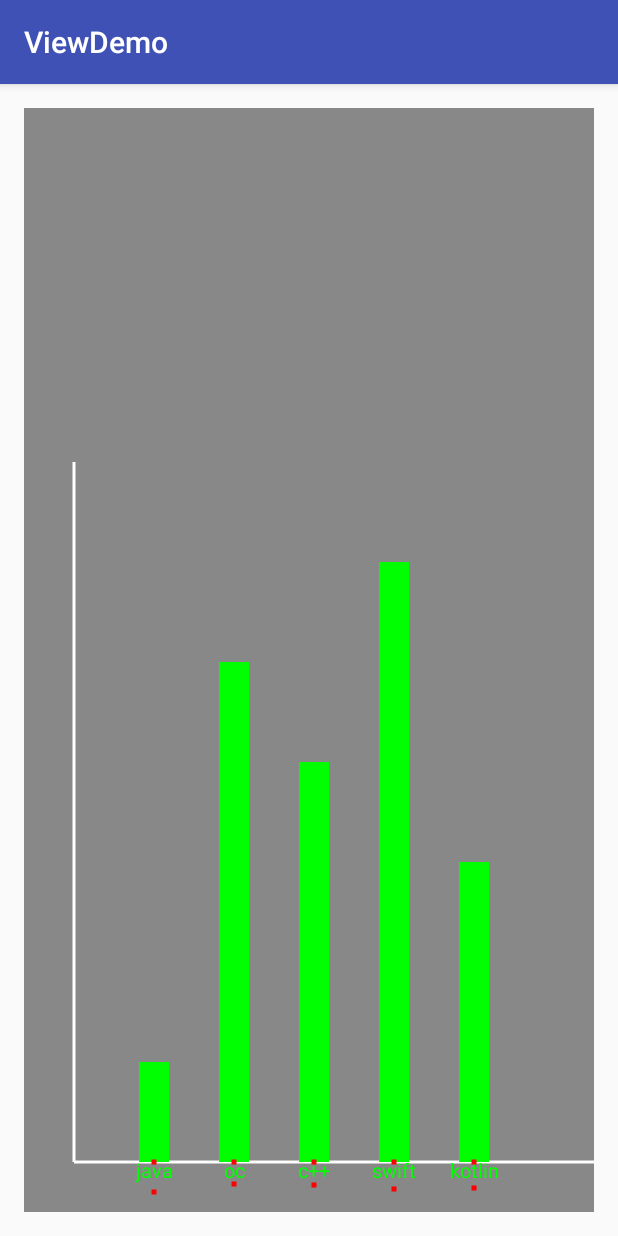
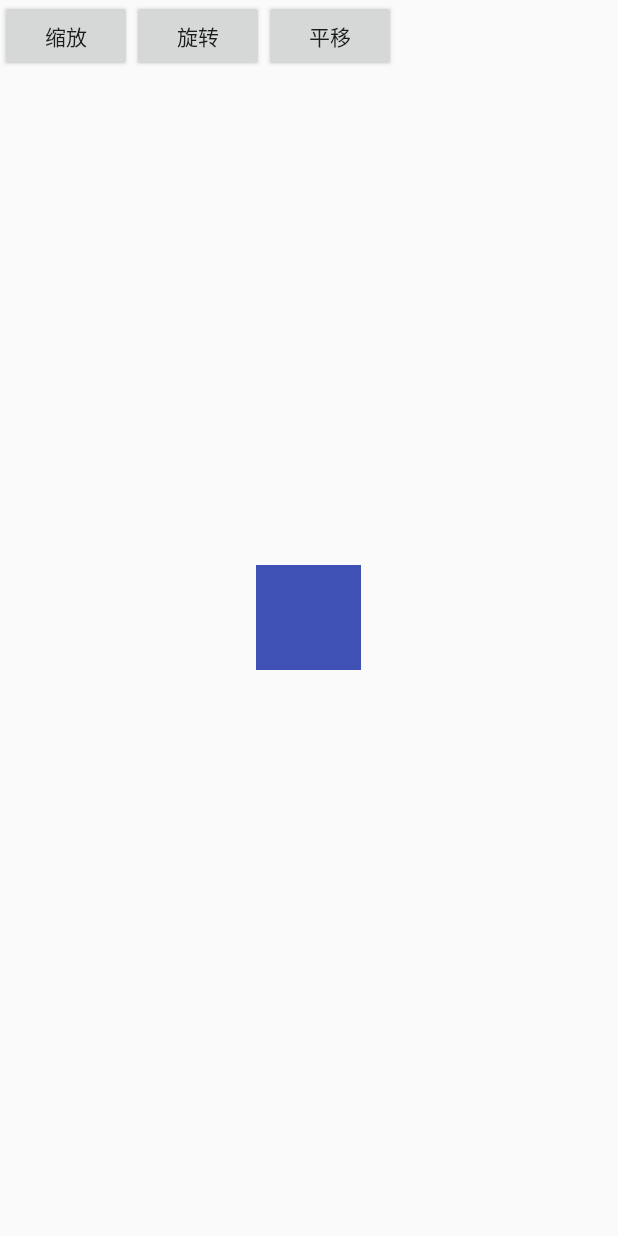
Before and after one commit to ysemylord/PracticeAll, an Android app: the screen it shows after launch (MainActivity before the commit, AnimationActivity after it), on a phone screen of 412 x 824 dp. Run offline under Robolectric (Android 15) with nearby library versions, the phone set to English and light mode, and no system bars.

Commit message:
视图动画练习

```diff
--- a/MyApplication/ViewDemo/app/build.gradle
+++ b/MyApplication/ViewDemo/app/build.gradle
@@ -21,6 +21,8 @@ android {
 
 dependencies {
     compile fileTree(dir: 'libs', include: ['*.jar'])
+    compile 'com.android.support:appcompat-v7:25.1.0'
+    compile 'com.android.support.constraint:constraint-layout:1.0.2'
+    compile 'com.android.support:design:25.3.1'
     testCompile 'junit:junit:4.12'
-    compile 'com.android.support:appcompat-v7:25.1.0'
 }
--- /dev/null
+++ b/MyApplication/ViewDemo/app/src/main/res/layout/activity_animation.xml
@@ -0,0 +1,39 @@
+<?xml version="1.0" encoding="utf-8"?>
+<RelativeLayout xmlns:android="http://schemas.android.com/apk/res/android"
+    xmlns:app="http://schemas.android.com/apk/res-auto"
+    xmlns:tools="http://schemas.android.com/tools"
+    android:layout_width="match_parent"
+    android:layout_height="match_parent"
+    tools:context="com.test.viewdemo.AnimationActivity">
+<LinearLayout
+    android:layout_width="match_parent"
+    android:layout_height="wrap_content">
+    <Button
+        android:text="缩放"
+        android:onClick="scale"
+        android:layout_width="wrap_content"
+        android:layout_height="wrap_content" />
+
+    <Button
+        android:text="旋转"
+        android:onClick="rotate"
+        android:layout_width="wrap_content"
+        android:layout_height="wrap_content" />
+
+
+    <Button
+        android:text="平移"
+        android:onClick="tranlate"
+        android:layout_width="wrap_content"
+        android:layout_height="wrap_content" />
+</LinearLayout>
+
+    <View
+        android:id="@+id/center_view"
+        android:layout_width="70dp"
+        android:layout_height="70dp"
+        android:layout_centerInParent="true"
+        android:background="@color/colorPrimary"></View>
+
+
+</RelativeLayout>
--- a/MyApplication/ViewDemo/app/src/main/res/values/dimens.xml
+++ b/MyApplication/ViewDemo/app/src/main/res/values/dimens.xml
@@ -2,4 +2,5 @@
     <!-- Default screen margins, per the Android Design guidelines. -->
     <dimen name="activity_horizontal_margin">16dp</dimen>
     <dimen name="activity_vertical_margin">16dp</dimen>
+    <dimen name="fab_margin">16dp</dimen>
 </resources>
--- a/MyApplication/ViewDemo/app/src/main/res/values/strings.xml
+++ b/MyApplication/ViewDemo/app/src/main/res/values/strings.xml
@@ -1,3 +1,4 @@
 <resources>
     <string name="app_name">ViewDemo</string>
+    <string name="title_activity_animation">AnimationActivity</string>
 </resources>
--- a/MyApplication/ViewDemo/app/src/main/res/values/styles.xml
+++ b/MyApplication/ViewDemo/app/src/main/res/values/styles.xml
@@ -22,4 +22,13 @@
         <item name="android:windowExitAnimation">@anim/pophidden_anim</item>
         <!-- 指定消失的动画xml -->
     </style>
+
+    <style name="AppTheme.NoActionBar">
+        <item name="windowActionBar">false</item>
+        <item name="windowNoTitle">true</item>
+    </style>
+
+    <style name="AppTheme.AppBarOverlay" parent="ThemeOverlay.AppCompat.Dark.ActionBar" />
+
+    <style name="AppTheme.PopupOverlay" parent="ThemeOverlay.AppCompat.Light" />
 </resources>
```
Also changed, not shown: MyApplication/ViewDemo/app/src/main/AndroidManifest.xml (+6 -2 lines), MyApplication/ViewDemo/app/src/main/java/com/test/viewdemo/AnimationActivity.java (added, +84 -0 lines).
